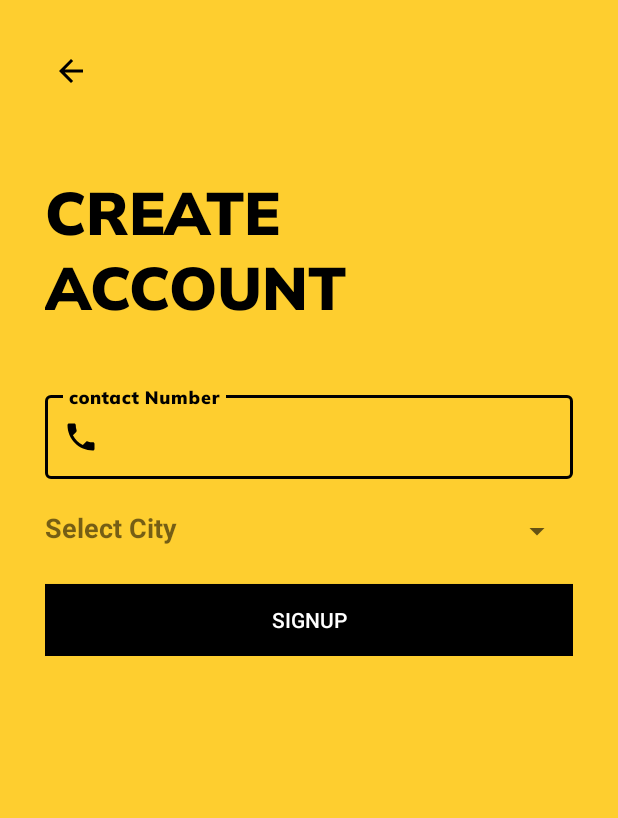
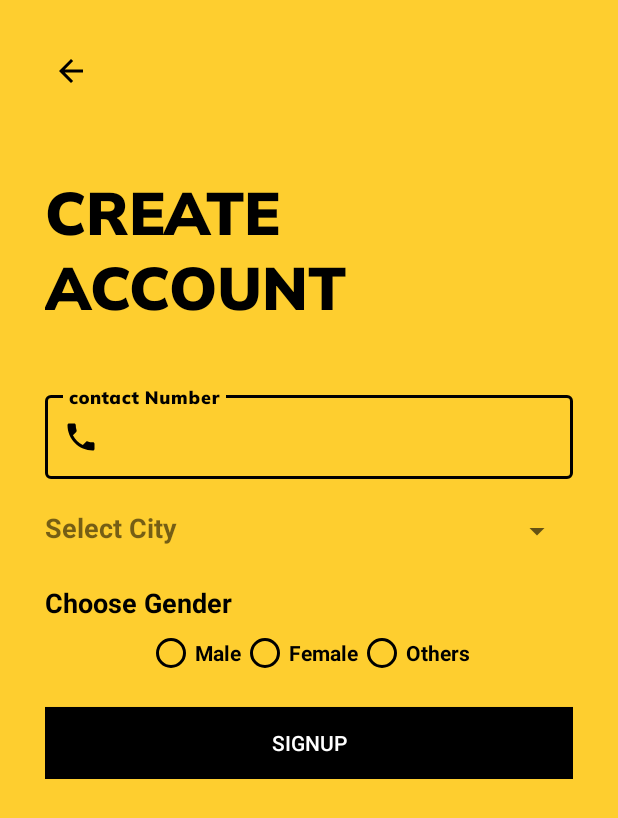
Before and after one commit to Android-Dev-Sahara/Sahara, an Android app: the SignUpPage3 screen opened directly, with no data from a screen before it, on a phone screen of 412 x 824 dp. Shown: the top 818 px of the screen. Run offline under Robolectric (Android 15) with nearby library versions, the phone set to English and light mode, and no system bars; Roboto replaces fonts that are not available here; 3 statements that could not run were skipped.

Commit message:
SignUp Needy and Donor View Added

```diff
--- a/app/src/main/java/com/daiict/internship/Sahara/SignUp/SignUpPage3.java
+++ b/app/src/main/java/com/daiict/internship/Sahara/SignUp/SignUpPage3.java
@@ -15,14 +15,16 @@ import com.google.android.material.textfield.TextInputLayout;
 public class SignUpPage3 extends AppCompatActivity {
 
     String get_category;
-    TextInputLayout inputLayout_ngo_members;
+    TextInputLayout inputLayout_ngo_members_family_member;
     Switch aSwitch_worksfor;
     LinearLayout linearLayout_volunteer_gender, linearLayout_volunteer_type;
 
+    private String s_firstname,s_lname,s_emailid,s_password,s_ngoname,s_address1,s_address2,s_dob;
     @Override
     protected void onCreate(Bundle savedInstanceState) {
         super.onCreate(savedInstanceState);
         setContentView(R.layout.activity_sign_up_page3);
+        fetchData();
         viewVisibility();
 
     }
@@ -47,7 +49,7 @@ public class SignUpPage3 extends AppCompatActivity {
         linearLayout_volunteer_gender = findViewById(R.id.linearlayout_signup_third_gender);
         linearLayout_volunteer_type = findViewById(R.id.linearlayout_signup_third_volunteer);
 
-        inputLayout_ngo_members = findViewById(R.id.txtlayout_signup_third_ngo);
+        inputLayout_ngo_members_family_member = findViewById(R.id.txtlayout_signup_third_ngo);
 
 
         if (get_category.equalsIgnoreCase("volunteer")) {
@@ -56,11 +58,27 @@ public class SignUpPage3 extends AppCompatActivity {
             linearLayout_volunteer_type.setVisibility(View.VISIBLE);
 
         } else if (get_category.equalsIgnoreCase("ngo")) {
-            inputLayout_ngo_members.setVisibility(View.VISIBLE);
+            inputLayout_ngo_members_family_member.setVisibility(View.VISIBLE);
         } else if (get_category.equalsIgnoreCase("needy")) {
+            linearLayout_volunteer_gender.setVisibility(View.VISIBLE);
+            inputLayout_ngo_members_family_member.setVisibility(View.VISIBLE);
+            inputLayout_ngo_members_family_member.setHint("Family Member Count ");
 
         } else {
-
+            linearLayout_volunteer_gender.setVisibility(View.VISIBLE);
         }
     }
+    private void fetchData()
+    {
+        Intent intent = getIntent();
+        s_firstname = intent.getStringExtra("FirstName");
+        s_lname = intent.getStringExtra("LastName");
+        s_emailid = intent.getStringExtra("EmailId");
+        s_password = intent.getStringExtra("Password");
+        s_ngoname = intent.getStringExtra("ngoname");
+        s_address1 = intent.getStringExtra("address1");
+        s_address2 = intent.getStringExtra("address2");
+        s_dob = intent.getStringExtra("dob");
+
+    }
 }
--- a/app/src/main/res/layout/activity_sign_up_page1.xml
+++ b/app/src/main/res/layout/activity_sign_up_page1.xml
@@ -60,7 +60,7 @@
                     android:layout_width="match_parent"
                     android:layout_height="match_parent"
                     android:fontFamily="@font/muli_black"
-                    android:inputType="textEmailAddress" />
+                    android:inputType="text" />
 
 
             </com.google.android.material.textfield.TextInputLayout>
@@ -83,7 +83,7 @@
                     android:layout_width="match_parent"
                     android:layout_height="match_parent"
                     android:fontFamily="@font/muli_black"
-                    android:inputType="textEmailAddress" />
+                    android:inputType="text" />
 
 
             </com.google.android.material.textfield.TextInputLayout>
@@ -133,7 +133,7 @@
                     android:layout_width="match_parent"
                     android:layout_height="match_parent"
                     android:fontFamily="@font/muli_black"
-                    android:inputType="textEmailAddress" />
+                    android:inputType="text" />
 
 
             </com.google.android.material.textfield.TextInputLayout>
--- a/app/src/main/res/layout/activity_sign_up_page2.xml
+++ b/app/src/main/res/layout/activity_sign_up_page2.xml
@@ -23,6 +23,7 @@
             android:transitionName="create_account_back_btn" />
 
         <TextView
+            android:id="@+id/text_signup_second_title"
             android:layout_width="wrap_content"
             android:layout_height="wrap_content"
             android:layout_marginTop="50dp"
@@ -100,6 +101,7 @@
 
 
         <TextView
+            android:id="@+id/text_signup_second_age"
             android:layout_width="match_parent"
             android:layout_height="wrap_content"
             android:layout_marginTop="20dp"
@@ -124,10 +126,10 @@
             android:layout_marginTop="10dp"
             android:background="@color/black"
             android:onClick="nextBtnSignUpS"
+            android:text="@string/signup_page2_btn_next"
             android:textAllCaps="true"
+            android:textColor="@color/white"
             android:textStyle="bold"
-            android:text="@string/signup_page2_btn_next"
-            android:textColor="@color/white"
             android:transitionName="create_account_next_btn" />
     </LinearLayout>
 
--- a/app/src/main/res/layout/activity_sign_up_page3.xml
+++ b/app/src/main/res/layout/activity_sign_up_page3.xml
@@ -119,6 +119,8 @@
                 android:layout_height="wrap_content"
                 android:layout_marginTop="20dp"
                 android:layout_weight="1"
+                android:buttonTint="@color/black"
+                android:shadowColor="@color/black"
                 android:text="@string/signup_page3_switch_city"
                 android:textSize="18sp"
                 android:textStyle="bold"
@@ -154,6 +156,7 @@
                         android:layout_width="match_parent"
                         android:layout_height="wrap_content"
                         android:text="@string/signup_page3_rbtn_male"
+                        android:buttonTint="@color/black"
                         android:textStyle="bold" />
 
                     <RadioButton
@@ -161,6 +164,7 @@
                         android:layout_width="match_parent"
                         android:layout_height="wrap_content"
                         android:text="@string/signup_page3_rbtn_female"
+                        android:buttonTint="@color/black"
                         android:textStyle="bold" />
 
                     <RadioButton
@@ -168,6 +172,7 @@
                         android:layout_width="match_parent"
                         android:layout_height="wrap_content"
                         android:text="@string/signup_page3_rbtn_others"
+                        android:buttonTint="@color/black"
                         android:textStyle="bold" />
                 </RadioGroup>
 
@@ -210,6 +215,7 @@
                         android:layout_width="match_parent"
                         android:layout_height="wrap_content"
                         android:text="@string/signup_page3_rbtn_emergency"
+                        android:buttonTint="@color/black"
                         android:textStyle="bold" />
 
                     <RadioButton
@@ -217,6 +223,7 @@
                         android:layout_width="match_parent"
                         android:layout_height="wrap_content"
                         android:text="@string/signup_page3_rbtn_normal"
+                        android:buttonTint="@color/black"
                         android:textStyle="bold" />
 
                     <RadioButton
@@ -224,6 +231,7 @@
                         android:layout_width="match_parent"
                         android:layout_height="wrap_content"
                         android:text="@string/signup_page3_rbtn_fixed"
+                        android:buttonTint="@color/black"
                         android:textStyle="bold" />
                 </RadioGroup>
 
```
Also changed, not shown: app/src/main/java/com/daiict/internship/Sahara/IntroSlider/IntroSlider.java (+13 -19 lines), app/src/main/java/com/daiict/internship/Sahara/SignUp/SelectionCategory.java (+8 -8 lines), app/src/main/java/com/daiict/internship/Sahara/SignUp/SignUpPage1.java (+59 -1 lines), app/src/main/java/com/daiict/internship/Sahara/SignUp/SignUpPage2.java (+96 -4 lines), app/src/main/java/com/daiict/internship/Sahara/Splash_Screen/SplashScreen.java (+12 -14 lines).
